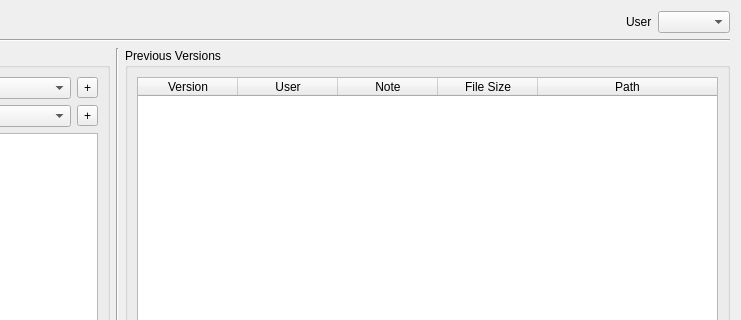
Before: the Qt Designer form oyProjectManager/ui/version_creator.ui in code-google-com/oyprojectmanager, drawn with Qt 5; both pictures show x 539 to 1280 and y 0 to 320 of the 1280 by 512 pixel window.
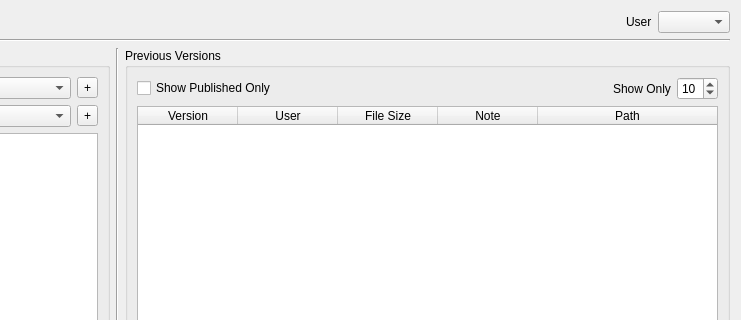
After: the same form once the commit is applied.

Commit message: * Added :attr:`~oyProjectManager.core.models.Version.is_published` to   :class:`~oyProjectManager.core.models.Version` class to track if a particular   Version is published.

Diff of the .ui file:
```diff
--- a/oyProjectManager/ui/version_creator.ui
+++ b/oyProjectManager/ui/version_creator.ui
@@ -474,6 +474,44 @@
            <string>Previous Versions</string>
           </property>
           <layout class="QVBoxLayout" name="verticalLayout_7">
+           <item>
+            <layout class="QHBoxLayout" name="horizontalLayout_10">
+             <item>
+              <widget class="QCheckBox" name="show_published_only_checkBox">
+               <property name="text">
+                <string>Show Published Only</string>
+               </property>
+              </widget>
+             </item>
+             <item>
+              <spacer name="horizontalSpacer_9">
+               <property name="orientation">
+                <enum>Qt::Horizontal</enum>
+               </property>
+               <property name="sizeHint" stdset="0">
+                <size>
+                 <width>40</width>
+                 <height>20</height>
+                </size>
+               </property>
+              </spacer>
+             </item>
+             <item>
+              <widget class="QLabel" name="show_only_label">
+               <property name="text">
+                <string>Show Only</string>
+               </property>
+              </widget>
+             </item>
+             <item>
+              <widget class="QSpinBox" name="version_count_spinBox">
+               <property name="value">
+                <number>10</number>
+               </property>
+              </widget>
+             </item>
+            </layout>
+           </item>
            <item>
             <widget class="QTableWidget" name="previous_versions_tableWidget">
              <property name="editTriggers">
@@ -504,16 +542,16 @@
                <string>User</string>
               </property>
              </column>
-             <column>
-              <property name="text">
-               <string>Note</string>
-              </property>
-             </column>
              <column>
               <property name="text">
                <string>File Size</string>
               </property>
              </column>
+             <column>
+              <property name="text">
+               <string>Note</string>
+              </property>
+             </column>
              <column>
               <property name="text">
                <string>Path</string>
```
The commit also changes 8 other files.
